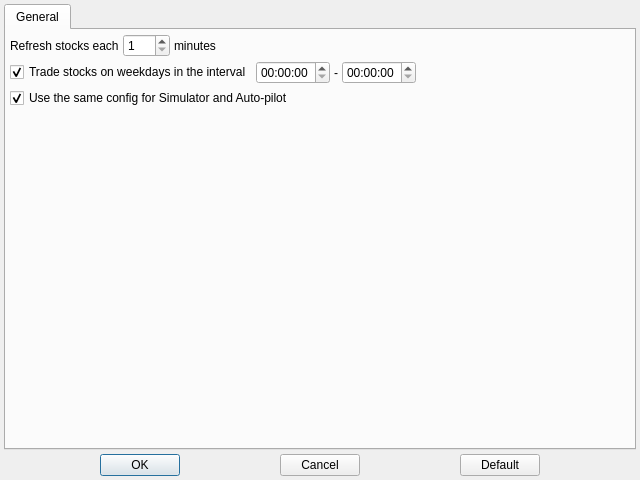
Old version of the form src/config/settingsdialog.ui in the repository Gris87/TInvestor.
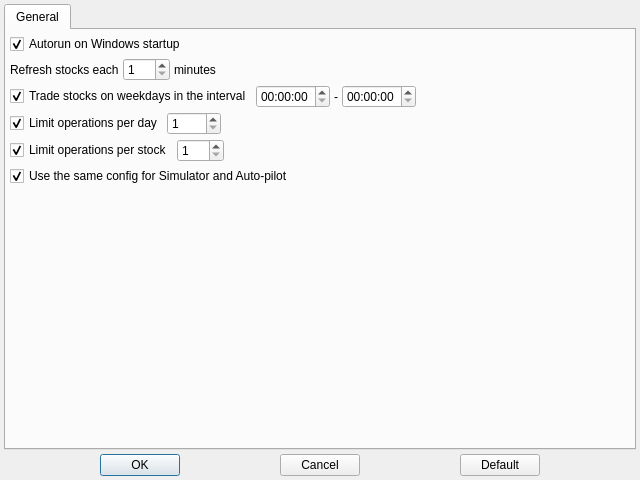
New version of the form.

Patch:
```diff
--- a/src/config/settingsdialog.ui
+++ b/src/config/settingsdialog.ui
@@ -54,6 +54,16 @@
        <property name="bottomMargin">
         <number>4</number>
        </property>
+       <item>
+        <widget class="QCheckBox" name="autorunCheckBox">
+         <property name="text">
+          <string>Autorun on Windows startup</string>
+         </property>
+         <property name="checked">
+          <bool>true</bool>
+         </property>
+        </widget>
+       </item>
        <item>
         <layout class="QHBoxLayout" name="horizontalLayout_2">
          <property name="spacing">
@@ -141,6 +151,86 @@
          </item>
         </layout>
        </item>
+       <item>
+        <layout class="QHBoxLayout" name="horizontalLayout_4">
+         <property name="spacing">
+          <number>4</number>
+         </property>
+         <item>
+          <widget class="QCheckBox" name="limitOperationsPerDayCheckBox">
+           <property name="text">
+            <string>Limit operations per day</string>
+           </property>
+           <property name="checked">
+            <bool>true</bool>
+           </property>
+          </widget>
+         </item>
+         <item>
+          <widget class="QSpinBox" name="amountOfOperationsPerDaySpinBox">
+           <property name="minimum">
+            <number>1</number>
+           </property>
+           <property name="maximum">
+            <number>1000</number>
+           </property>
+          </widget>
+         </item>
+         <item>
+          <spacer name="horizontalSpacer_7">
+           <property name="orientation">
+            <enum>Qt::Orientation::Horizontal</enum>
+           </property>
+           <property name="sizeHint" stdset="0">
+            <size>
+             <width>40</width>
+             <height>20</height>
+            </size>
+           </property>
+          </spacer>
+         </item>
+        </layout>
+       </item>
+       <item>
+        <layout class="QHBoxLayout" name="horizontalLayout_5">
+         <property name="spacing">
+          <number>4</number>
+         </property>
+         <item>
+          <widget class="QCheckBox" name="limitOperationsPerStockCheckBox">
+           <property name="text">
+            <string>Limit operations per stock</string>
+           </property>
+           <property name="checked">
+            <bool>true</bool>
+           </property>
+          </widget>
+         </item>
+         <item>
+          <widget class="QSpinBox" name="amountOfOperationsPerStockSpinBox">
+           <property name="minimum">
+            <number>1</number>
+           </property>
+           <property name="maximum">
+            <number>100</number>
+           </property>
+          </widget>
+         </item>
+         <item>
+          <spacer name="horizontalSpacer_8">
+           <property name="orientation">
+            <enum>Qt::Orientation::Horizontal</enum>
+           </property>
+           <property name="sizeHint" stdset="0">
+            <size>
+             <width>40</width>
+             <height>20</height>
+            </size>
+           </property>
+          </spacer>
+         </item>
+        </layout>
+       </item>
        <item>
         <widget class="QCheckBox" name="useForSimulatorAndAutoPilotCheckBox">
          <property name="text">
```
